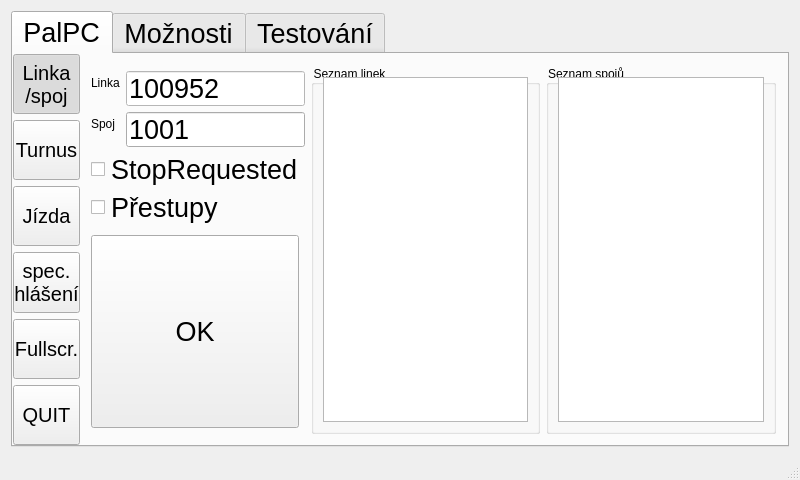
Qt form mainwindow.ui (frutabruta/VDV301tester) before a commit.
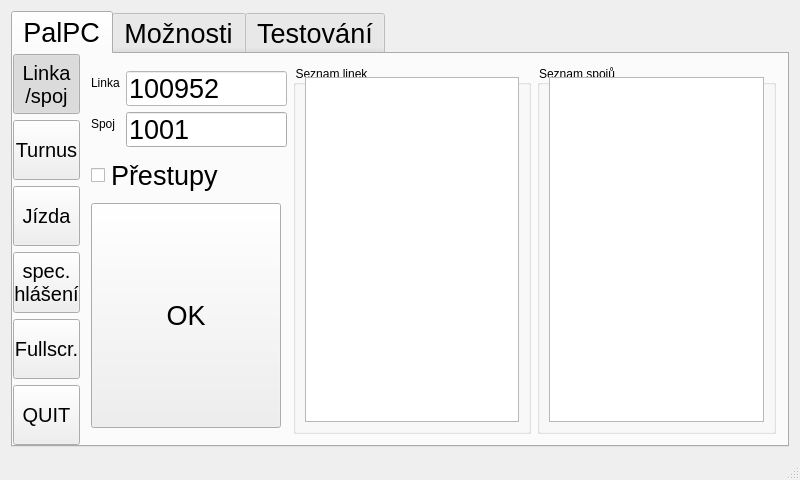
The same form after that commit. The open tabs and pages were chosen to show the change.

Commit message: farezone + stopRequest

Diff of the .ui file:
```diff
--- a/mainwindow.ui
+++ b/mainwindow.ui
@@ -1229,18 +1229,6 @@
             </widget>
             <widget class="QWidget" name="page_linkaspoj">
              <layout class="QGridLayout" name="gridLayout_2">
-              <item row="2" column="0">
-               <widget class="QCheckBox" name="checkBox_2">
-                <property name="font">
-                 <font>
-                  <pointsize>20</pointsize>
-                 </font>
-                </property>
-                <property name="text">
-                 <string>StopRequested</string>
-                </property>
-               </widget>
-              </item>
               <item row="3" column="0">
                <widget class="QCheckBox" name="checkBox">
                 <property name="font">
```
Left out of the diff: 14 changed lines with no effect on the pictures. The commit also changes 3 other files.
